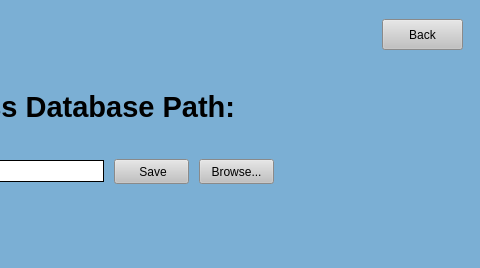
Above: UI Screens/COMBdb_Set_File_Path_Form.ui from Kasmanian/COMBDb-oldgen before the change; both pictures show x 346 to 826 and y 0 to 268 of the 826 by 268 pixel window. Below: the same form after it.
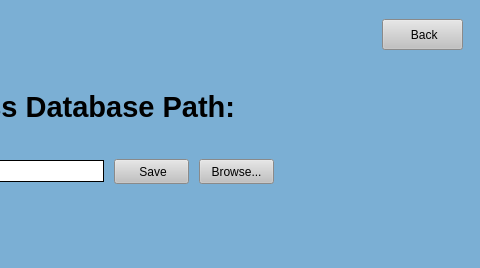
That is the form after the change.

What changed in the file:
```diff
--- a/UI Screens/COMBdb_Set_File_Path_Form.ui
+++ b/UI Screens/COMBdb_Set_File_Path_Form.ui
@@ -93,7 +93,7 @@
 }</string>
       </property>
       <property name="text">
-       <string>Back</string>
+       <string> Back</string>
       </property>
      </widget>
     </item>
```
